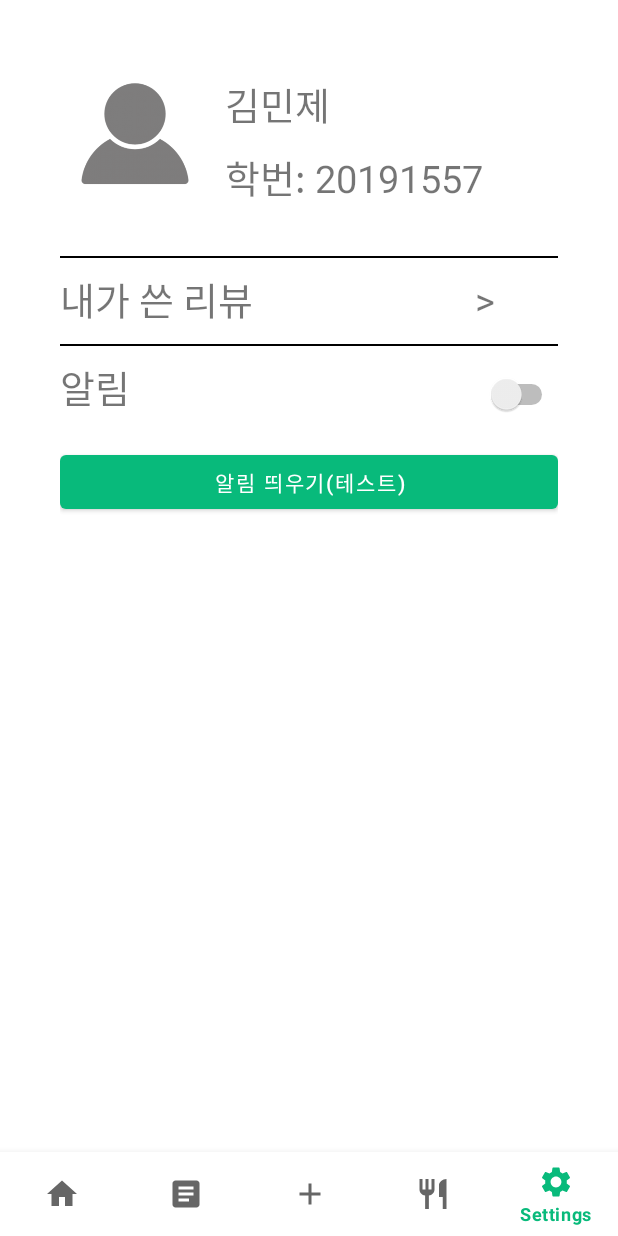
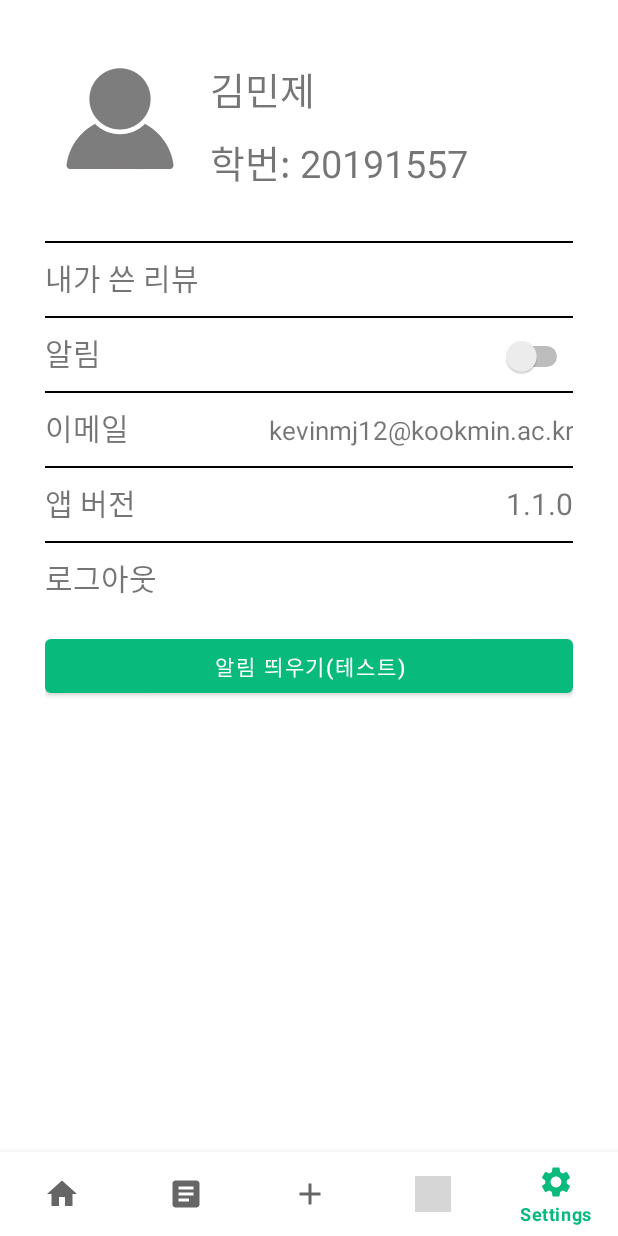
Before and after one commit to ji-hunc/kookbap, an Android app: the screen it shows after launch (MainActivity), item 5 of the bottom bar chosen, on a phone screen of 412 x 824 dp. Run offline under Robolectric (Android 15) with nearby library versions, the phone set to English and light mode, and no system bars; grey boxes are pictures that could not be loaded.

Commit message:
여러 잡다한 문제들 수정

```diff
--- a/kookbap/app/src/main/java/com/kookmin/kookbap/MainActivity.java
+++ b/kookbap/app/src/main/java/com/kookmin/kookbap/MainActivity.java
@@ -46,7 +46,7 @@ public class MainActivity extends AppCompatActivity {
                         // signal: 3 리뷰 수정하기로 리뷰 작성페이지를 들어가는 경우
                         intent.putExtra("signal", 1);
                         startActivity(intent);
-                        return true;
+                        return false;
                     case R.id.restaurant:
                         changeFragment(recommendMenuFragment);
                         return true;
--- a/kookbap/app/src/main/java/com/kookmin/kookbap/testRecommendMenuData.java
+++ b/kookbap/app/src/main/java/com/kookmin/kookbap/MenuDataFromServer.java
@@ -3,7 +3,7 @@ package com.kookmin.kookbap;
 import com.google.gson.annotations.Expose;
 import com.google.gson.annotations.SerializedName;
 
-public class testRecommendMenuData {
+public class MenuDataFromServer {
     @SerializedName("menu_Id")
     @Expose
     private int menu_Id;
@@ -40,6 +40,11 @@ public class testRecommendMenuData {
     @Expose
     private String price;
 
+//    서버(디비)에 이미지 추가되면 이미지도 받아와야 함.
+//    @SerializedName("image")
+//    @Expose
+//    private int image;
+
     public int get_menu_Id(){
         return menu_Id;
     }
@@ -73,5 +78,14 @@ public class testRecommendMenuData {
         return price;
     }
 
+//    public int get_image(){
+//        if (image == 0){
+//            return (R.drawable.ic_spoon);
+//        }
+//        else{
+//            return image;
+//        }
+//    }
+
 
 }
--- a/kookbap/app/src/main/java/com/kookmin/kookbap/RecommendMenuFragment.java
+++ b/kookbap/app/src/main/java/com/kookmin/kookbap/RecommendMenuFragment.java
@@ -9,16 +9,12 @@ import androidx.recyclerview.widget.RecyclerView;
 
 import android.util.Log;
 import android.view.LayoutInflater;
-import android.view.Menu;
 import android.view.View;
 import android.view.ViewGroup;
 import android.widget.TextView;
 
-import com.google.gson.Gson;
 import com.kookmin.kookbap.Retrofits.RetrofitClient;
-import com.kookmin.kookbap.cafeteriaFragments.CafeteriaViewPagerAdapter;
 
-import org.json.JSONException;
 import org.json.JSONObject;
 
 import java.util.ArrayList;
@@ -30,11 +26,12 @@ import retrofit2.Response;
 public class RecommendMenuFragment extends Fragment {
     JSONObject jsonObject;
     RecyclerView recommendMenuRecyclerView;
-    testRecommendMenuData data;
-    ArrayList<testRecommendMenuData> testRecommendMenuData;
+    MenuDataFromServer data;
+    ArrayList<MenuDataFromServer> testRecommendMenuData;
     ArrayList<MenuData> menuData;
     MenuDataAdapter menuDataAdapter;
     TextView testTextView;
+    String userName = "jihun"; // 유저 구현 시 변경 필요
 
 
     @Override
@@ -46,13 +43,13 @@ public class RecommendMenuFragment extends Fragment {
         testTextView = view.findViewById(R.id.testTextView);
         testTextView.setText("추천 메뉴 분석중...");
 
-        Call<ArrayList<testRecommendMenuData>> call; // 원래 Retrofit 은 받아올 데이터 클래스를 정의해야 하지만, 완전 통으로 가져올 때는 따로 정의 없이 Object로 가져올 수 있음
-        call = RetrofitClient.getApiService().getRecommendMenuData("jihun");
-        call.enqueue(new Callback<ArrayList<testRecommendMenuData>>() {
+        Call<ArrayList<MenuDataFromServer>> call;
+        call = RetrofitClient.getApiService().getRecommendMenuData(userName);
+        call.enqueue(new Callback<ArrayList<MenuDataFromServer>>() {
             @Override
             public void onResponse(@NonNull Call call, @NonNull Response response) {
                 if (response.code() == 200) { // 서버로부터 OK 사인을 받았을 때
-                    testRecommendMenuData = (ArrayList<testRecommendMenuData>) response.body();
+                    testRecommendMenuData = (ArrayList<MenuDataFromServer>) response.body();
                     menuData = new ArrayList<MenuData>();
 
                     for (int i = 0; i < 5; i++){
@@ -61,13 +58,11 @@ public class RecommendMenuFragment extends Fragment {
                                 0, testRecommendMenuData.get(i).get_restaurant_name()));
                     }
 
-                    testTextView.setText("오늘의 BEST 메뉴 : \n" + String.valueOf(menuData.get(0).getMenuName()));
+                    testTextView.setText(userName+" 님, 이 메뉴는 어떠세요?");
 
                     menuDataAdapter = new MenuDataAdapter(menuData, view.getContext());
                     recommendMenuRecyclerView.setLayoutManager(new LinearLayoutManager(view.getContext()));
                     recommendMenuRecyclerView.setAdapter(menuDataAdapter);
-
-
 
                 } else {
                     testTextView.setText("추천 메뉴 분석 실패");
--- a/kookbap/app/src/main/java/com/kookmin/kookbap/Retrofits/RetrofitInterface.java
+++ b/kookbap/app/src/main/java/com/kookmin/kookbap/Retrofits/RetrofitInterface.java
@@ -3,7 +3,7 @@ package com.kookmin.kookbap.Retrofits;
 import com.kookmin.kookbap.MenuData;
 import com.kookmin.kookbap.ReviewData;
 import com.kookmin.kookbap.ReviewRank.UserRankData;
-import com.kookmin.kookbap.testRecommendMenuData;
+import com.kookmin.kookbap.MenuDataFromServer;
 import org.json.JSONObject;
 import java.util.ArrayList;
 import java.util.Map;
@@ -51,7 +51,7 @@ public interface RetrofitInterface {
     // http://kookbap.run.goorm.io/recommendMenu/jihun
     // http://10.0.2.2:3000/recommendMenu/jihun"
     @GET("/recommendMenu/{userName}")
-    Call<ArrayList<testRecommendMenuData>> getRecommendMenuData(
+    Call<ArrayList<MenuDataFromServer>> getRecommendMenuData(
             @Path("userName") String userName
     );
 
--- a/kookbap/app/src/main/java/com/kookmin/kookbap/SettingFragment.java
+++ b/kookbap/app/src/main/java/com/kookmin/kookbap/SettingFragment.java
@@ -57,8 +57,8 @@ import java.net.URL;
 
 public class SettingFragment extends Fragment {
     ImageView settingProfileImage;
-    TextView settingName, settingCollegeNumber, nodeTest;
-    LinearLayout settingMyReviews;
+    TextView settingName, settingCollegeNumber, textViewUserEmail, textViewAppVersion;
+    LinearLayout settingMyReviews, settingLogout;
     Switch settingNotice;
     Button settingBtnNotice;
     Boolean noticeOn = false;
@@ -75,11 +75,20 @@ public class SettingFragment extends Fragment {
         settingMyReviews = view.findViewById(R.id.settingMyReviews);
         settingNotice = view.findViewById(R.id.settingNotice);
         settingBtnNotice = view.findViewById(R.id.settingBtnNotice);
+        textViewUserEmail = view.findViewById(R.id.textViewUserEmail);
+        textViewAppVersion = view.findViewById(R.id.textViewAppVersion);
+        settingLogout = view.findViewById(R.id.settingLogout);
 
-        // 로그인한 유저 정보를 받아와 프로필 사진, 이름, 학번 설정
+        // 로그인한 유저 정보를 받아와 프로필 사진, 이름, 학번 등 설정, 유저 관리 구현하면 구현해야 함.
         settingProfileImage.setImageResource(R.drawable.ic_basic_profile);
         settingName.setText("김민제");
         settingCollegeNumber.setText("학번: 20191557");
+        textViewUserEmail.setText("kevinmj12@kookmin.ac.kr");
+
+        //
+
+        textViewAppVersion.setText("1.1.0");
+
 
 
         // 프로필 사진을 눌렀을 때 사진 변경
@@ -190,6 +199,14 @@ public class SettingFragment extends Fragment {
 
         });
 
+        settingLogout.setOnClickListener(new View.OnClickListener(){
+
+            @Override
+            public void onClick(View view) {
+                // 로그아웃 기능 구현 필요
+            }
+        });
+
         return view;
     }
 
--- a/kookbap/app/src/main/java/com/kookmin/kookbap/WriteReview.java
+++ b/kookbap/app/src/main/java/com/kookmin/kookbap/WriteReview.java
@@ -130,7 +130,7 @@ public class WriteReview extends AppCompatActivity {
                 galleryPermission = ContextCompat.checkSelfPermission(WriteReview.this, Manifest.permission.READ_EXTERNAL_STORAGE);
                 // 카메라와 앨범 중 원하는 방법을 고르기 위한 dialog 출력
                 AlertDialog.Builder dlg = new AlertDialog.Builder(WriteReview.this);
-                dlg.setTitle("프로필 사진 설정하기");
+                dlg.setTitle("리뷰 사진 등록하기");
                 final String[] selectProfileImages = new String[]{"카메라로 사진 찍기", "앨범에서 사진 가져오기"};
                 dlg.setItems(selectProfileImages, new DialogInterface.OnClickListener() {
                     @Override
--- a/kookbap/app/src/main/res/layout/fragment_recommend_menu.xml
+++ b/kookbap/app/src/main/res/layout/fragment_recommend_menu.xml
@@ -16,7 +16,7 @@
         android:layout_height="wrap_content"
         android:gravity="center_horizontal"
         android:text="BEST 추천 메뉴"
-        android:textSize="35dp"/>
+        android:textSize="25dp"/>
 
     <androidx.recyclerview.widget.RecyclerView
         android:id="@+id/recommendMenuRecyclerView"
--- a/kookbap/app/src/main/res/layout/fragment_setting.xml
+++ b/kookbap/app/src/main/res/layout/fragment_setting.xml
@@ -5,7 +5,7 @@
     android:layout_height="match_parent"
     tools:context=".SettingFragment"
     android:orientation="vertical"
-    android:padding="40dp">
+    android:padding="30dp">
 
     <LinearLayout
         android:layout_width="wrap_content"
@@ -48,18 +48,32 @@
         android:paddingVertical="10dp"
         android:orientation="horizontal">
         <TextView
+            android:id="@+id/textViewMyReviews"
             android:layout_width="match_parent"
             android:layout_height="wrap_content"
             android:text="내가 쓴 리뷰"
-            android:textSize="25dp"
+            android:textSize="20dp"
             android:layout_weight="1"/>
+    </LinearLayout>
+
+    <LinearLayout
+        android:background="@drawable/borderline_top"
+        android:layout_width="match_parent"
+        android:layout_height="wrap_content"
+        android:paddingVertical="10dp"
+        android:orientation="horizontal">
         <TextView
+            android:id="@+id/textViewNotification"
             android:layout_width="match_parent"
             android:layout_height="wrap_content"
-            android:text=">"
-            android:textSize="25dp"
-            android:layout_weight="5"/>
+            android:text="알림"
+            android:textSize="20dp"
+            android:layout_weight="1"/>
 
+        <Switch
+            android:id="@+id/settingNotice"
+            android:layout_width="wrap_content"
+            android:layout_height="wrap_content"/>
     </LinearLayout>
     <LinearLayout
         android:background="@drawable/borderline_top"
@@ -67,18 +81,63 @@
         android:layout_height="wrap_content"
         android:paddingVertical="10dp"
         android:orientation="horizontal">
+
         <TextView
+            android:layout_width="wrap_content"
+            android:layout_height="wrap_content"
+            android:text="이메일"
+            android:textSize="20dp"/>
+
+        <TextView
+            android:id="@+id/textViewUserEmail"
             android:layout_width="match_parent"
             android:layout_height="wrap_content"
-            android:text="알림"
-            android:textSize="25dp"
+            android:gravity="right"
+            android:textSize="17dp"/>
+
+    </LinearLayout>
+
+    <LinearLayout
+        android:background="@drawable/borderline_top"
+        android:layout_width="match_parent"
+        android:layout_height="wrap_content"
+        android:paddingVertical="10dp"
+        android:orientation="horizontal">
+
+        <TextView
+            android:layout_width="wrap_content"
+            android:layout_height="wrap_content"
+            android:text="앱 버전"
+            android:textSize="20dp"
             android:layout_weight="1"/>
 
-        <Switch
-            android:id="@+id/settingNotice"
+        <TextView
+            android:id="@+id/textViewAppVersion"
             android:layout_width="wrap_content"
-            android:layout_height="wrap_content"/>
+            android:layout_height="wrap_content"
+            android:gravity="right"
+            android:textSize="20dp"/>
+
     </LinearLayout>
+
+    <LinearLayout
+        android:id="@+id/settingLogout"
+        android:background="@drawable/borderline_top"
+        android:layout_width="match_parent"
+        android:layout_height="wrap_content"
+        android:paddingVertical="10dp"
+        android:orientation="horizontal">
+
+        <TextView
+            android:layout_width="wrap_content"
+            android:layout_height="wrap_content"
+            android:text="로그아웃"
+            android:textSize="20dp"
+            android:layout_weight="1"/>
+
+    </LinearLayout>
+
+
     <Button
         android:id="@+id/settingBtnNotice"
         android:layout_marginTop="10dp"
--- a/kookbap/app/src/main/res/menu/bottom_nav_menu.xml
+++ b/kookbap/app/src/main/res/menu/bottom_nav_menu.xml
@@ -15,8 +15,8 @@
         android:icon="@drawable/ic_add"/>
     <item
         android:id="@+id/restaurant"
-        android:title="Restaurants"
-        android:icon="@drawable/ic_restaurant"/>
+        android:title="Best Menu"
+        android:icon="@drawable/ic_bestmenu"/>
     <item
         android:id="@+id/setting"
         android:title="Settings"
--- a/kookbap/app/src/main/res/values-night/themes.xml
+++ b/kookbap/app/src/main/res/values-night/themes.xml
@@ -1,6 +1,6 @@
 <resources xmlns:tools="http://schemas.android.com/tools">
     <!-- Base application theme. -->
-    <style name="Theme.Kookbap" parent="Theme.MaterialComponents.DayNight.NoActionBar">
+    <style name="Theme.Kookbap" parent="Theme.MaterialComponents.Light.NoActionBar">
         <!-- Primary brand color. -->
         <item name="colorPrimary">@color/purple_200</item>
         <item name="colorPrimaryVariant">@color/purple_700</item>
```
Also changed, not shown: kookbap/app/src/debug/res/drawable-mdpi/ic_bestmenu.png (added).
